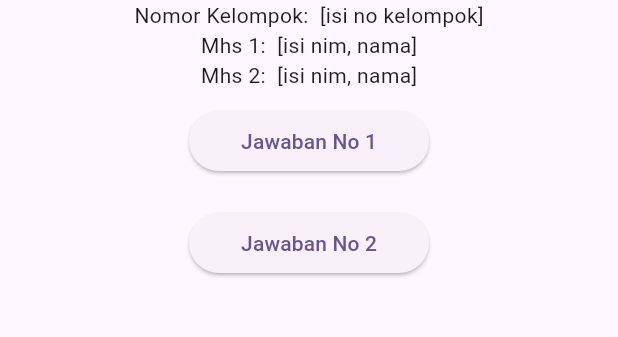
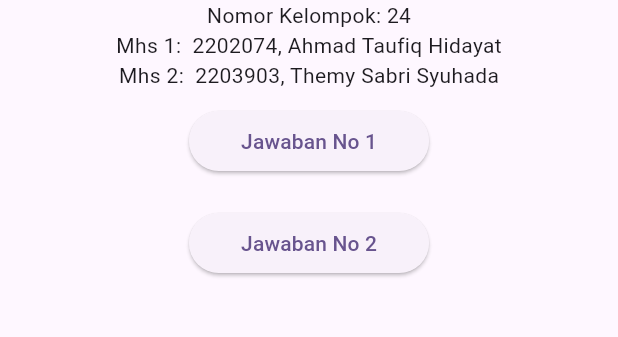
Before and after one commit to ThemySabri/Kuis2Provis2024C1, a Flutter app: the screen it shows after launch, on a phone screen of 412 x 824 dp, the part 84-421 px from its top. Run offline on Flutter 3.47's test engine with Material 3 defaults, Android fonts, the phone set to English and light mode, and no system bars.

Commit message:
push data diri

```diff
--- a/lib/main.dart
+++ b/lib/main.dart
@@ -43,13 +43,13 @@ class _MyHomePageState extends State<MyHomePage> {
           mainAxisAlignment: MainAxisAlignment.start,
           children: <Widget>[
             const Text(
-              'Nomor Kelompok:  [isi no kelompok]',
+              'Nomor Kelompok: 24',
             ),
             const Text(
-              'Mhs 1:  [isi nim, nama]',
+              'Mhs 1:  2202074, Ahmad Taufiq Hidayat',
             ),
             const Text(
-              'Mhs 2:  [isi nim, nama]',
+              'Mhs 2:  2203903, Themy Sabri Syuhada',
             ),
             Container(
               margin: const EdgeInsets.all(10),
```
